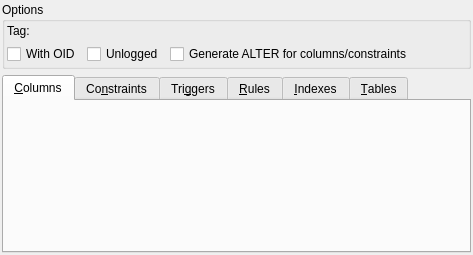
pgmodeler/pgmodeler, file libpgmodeler_ui/ui/tablewidget.ui: the form before one commit.
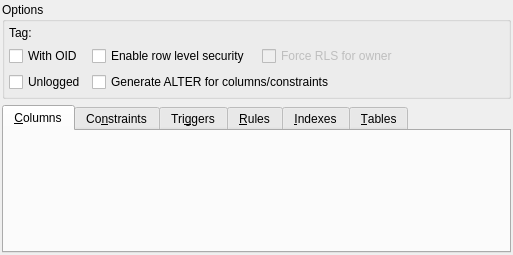
The form after the commit.

Patch:
```diff
--- a/libpgmodeler_ui/ui/tablewidget.ui
+++ b/libpgmodeler_ui/ui/tablewidget.ui
@@ -6,7 +6,7 @@
    <rect>
     <x>0</x>
     <y>0</y>
-    <width>473</width>
+    <width>513</width>
     <height>255</height>
    </rect>
   </property>
@@ -39,17 +39,40 @@
      </property>
      <layout class="QGridLayout" name="gridLayout">
       <property name="leftMargin">
-       <number>2</number>
+       <number>4</number>
       </property>
       <property name="topMargin">
-       <number>2</number>
+       <number>4</number>
       </property>
       <property name="rightMargin">
-       <number>2</number>
+       <number>4</number>
       </property>
       <property name="bottomMargin">
-       <number>2</number>
+       <number>4</number>
       </property>
+      <item row="2" column="0">
+       <widget class="QCheckBox" name="with_oids_chk">
+        <property name="text">
+         <string>With OID</string>
+        </property>
+        <property name="checked">
+         <bool>false</bool>
+        </property>
+       </widget>
+      </item>
+      <item row="3" column="0">
+       <widget class="QCheckBox" name="unlogged_chk">
+        <property name="sizePolicy">
+         <sizepolicy hsizetype="Fixed" vsizetype="Fixed">
+          <horstretch>0</horstretch>
+          <verstretch>0</verstretch>
+         </sizepolicy>
+        </property>
+        <property name="text">
+         <string>Unlogged</string>
+        </property>
+       </widget>
+      </item>
       <item row="0" column="0">
        <widget class="QLabel" name="tag_lbl">
         <property name="sizePolicy">
@@ -69,17 +92,36 @@
         </property>
        </widget>
       </item>
-      <item row="1" column="0" colspan="2">
-       <widget class="QCheckBox" name="with_oids_chk">
+      <item row="2" column="1">
+       <widget class="QCheckBox" name="enable_rls_chk">
+        <property name="sizePolicy">
+         <sizepolicy hsizetype="Preferred" vsizetype="Fixed">
+          <horstretch>0</horstretch>
+          <verstretch>0</verstretch>
+         </sizepolicy>
+        </property>
         <property name="text">
-         <string>With OID</string>
+         <string>Enable row level security</string>
         </property>
-        <property name="checked">
+       </widget>
+      </item>
+      <item row="2" column="3">
+       <widget class="QCheckBox" name="force_rls_chk">
+        <property name="enabled">
          <bool>false</bool>
         </property>
+        <property name="sizePolicy">
+         <sizepolicy hsizetype="Expanding" vsizetype="Fixed">
+          <horstretch>0</horstretch>
+          <verstretch>0</verstretch>
+         </sizepolicy>
+        </property>
+        <property name="text">
+         <string>Force RLS for owner</string>
+        </property>
        </widget>
       </item>
-      <item row="1" column="3">
+      <item row="3" column="1" colspan="3">
        <widget class="QCheckBox" name="gen_alter_cmds_chk">
         <property name="sizePolicy">
          <sizepolicy hsizetype="Expanding" vsizetype="Fixed">
@@ -92,13 +134,6 @@
         </property>
        </widget>
       </item>
-      <item row="1" column="2">
-       <widget class="QCheckBox" name="unlogged_chk">
-        <property name="text">
-         <string>Unlogged</string>
-        </property>
-       </widget>
-      </item>
      </layout>
     </widget>
    </item>
```
